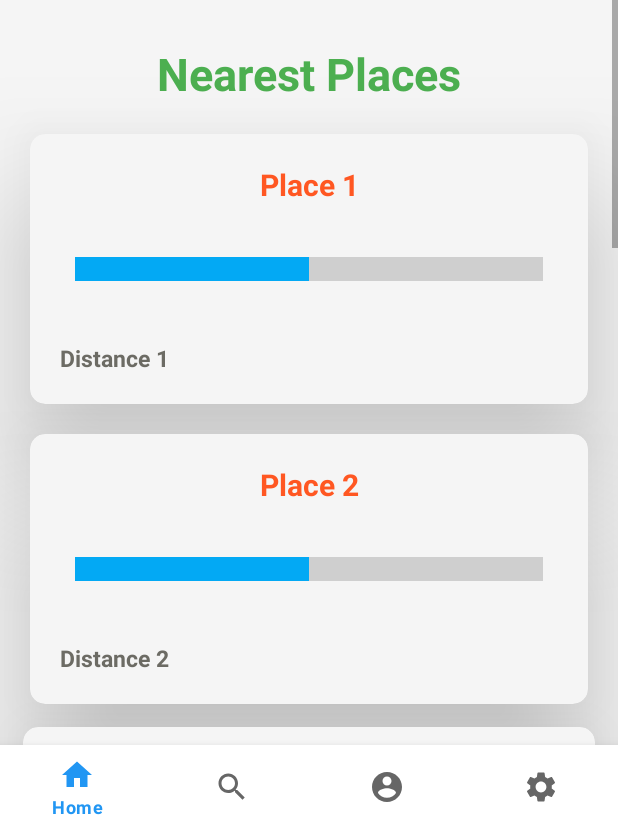
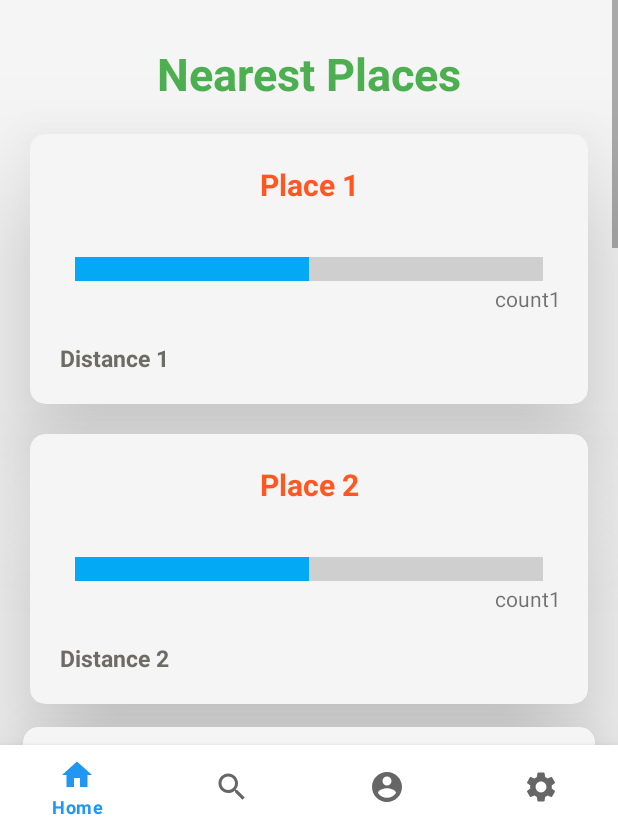
Before and after one commit to aemirbosnak/BilGit, an Android app: the HomeFragment screen opened directly, with no data from a screen before it, on a phone screen of 412 x 824 dp, the part 407-1236 px from its top. Run offline under Robolectric (Android 15) with nearby library versions, the phone set to English and light mode, and no system bars; our stand-ins replace Firebase (no records; nobody signed in at launch, a user with empty details on screens opened directly); 5 statements that could not run were skipped.

Commit message:
progress bars are bound to current data, added text to show the count of people, also a text is added to show when there is no rate for a place,

```diff
--- a/app/src/main/res/layout/home_fragment.xml
+++ b/app/src/main/res/layout/home_fragment.xml
@@ -88,6 +88,15 @@
                 android:textSize="15sp"
                 android:textStyle="bold" />
 
+            <TextView
+                android:id="@+id/count1"
+                android:layout_width="wrap_content"
+                android:layout_height="wrap_content"
+                android:text="count1"
+                android:translationX="310dp"
+                android:translationY="100dp"
+                android:textAlignment="textEnd"/>
+
 
         </androidx.cardview.widget.CardView>
 
@@ -142,6 +151,14 @@
                 android:textColor="@color/bone_700"
                 android:textSize="15sp"
                 android:textStyle="bold" />
+            <TextView
+                android:id="@+id/count2"
+                android:layout_width="wrap_content"
+                android:layout_height="wrap_content"
+                android:text="count1"
+                android:translationX="310dp"
+                android:translationY="100dp"
+                android:textAlignment="textEnd"/>
 
         </androidx.cardview.widget.CardView>
 
@@ -198,6 +215,15 @@
                 android:textStyle="bold"
                 android:textColor="@color/bone_700"/>
 
+            <TextView
+                android:id="@+id/count3"
+                android:layout_width="wrap_content"
+                android:layout_height="wrap_content"
+                android:text="count1"
+                android:translationX="320dp"
+                android:translationY="100dp"
+                android:textAlignment="textEnd"/>
+
         </androidx.cardview.widget.CardView>
 
         <androidx.cardview.widget.CardView
@@ -252,6 +278,14 @@
                 android:textSize="15sp"
                 android:textStyle="bold"
                 android:textColor="@color/bone_700"/>
+            <TextView
+                android:id="@+id/count4"
+                android:layout_width="wrap_content"
+                android:layout_height="wrap_content"
+                android:text="count1"
+                android:translationX="320dp"
+                android:translationY="100dp"
+                android:textAlignment="textEnd"/>
         </androidx.cardview.widget.CardView>
 
         <androidx.cardview.widget.CardView
@@ -307,6 +341,15 @@
                 android:textStyle="bold"
                 android:textColor="@color/bone_700"/>
 
+            <TextView
+                android:id="@+id/count5"
+                android:layout_width="wrap_content"
+                android:layout_height="wrap_content"
+                android:text="count1"
+                android:textAlignment="viewEnd"
+                android:translationX="320dp"
+                android:translationY="100dp" />
+
         </androidx.cardview.widget.CardView>
 
         <ImageView
```
Also changed, not shown: app/src/main/java/com/example/trybil/view/HomeFragment.java (+28 -13 lines), app/src/main/java/com/example/trybil/view/PlaceFragment.java (+9 -2 lines).
